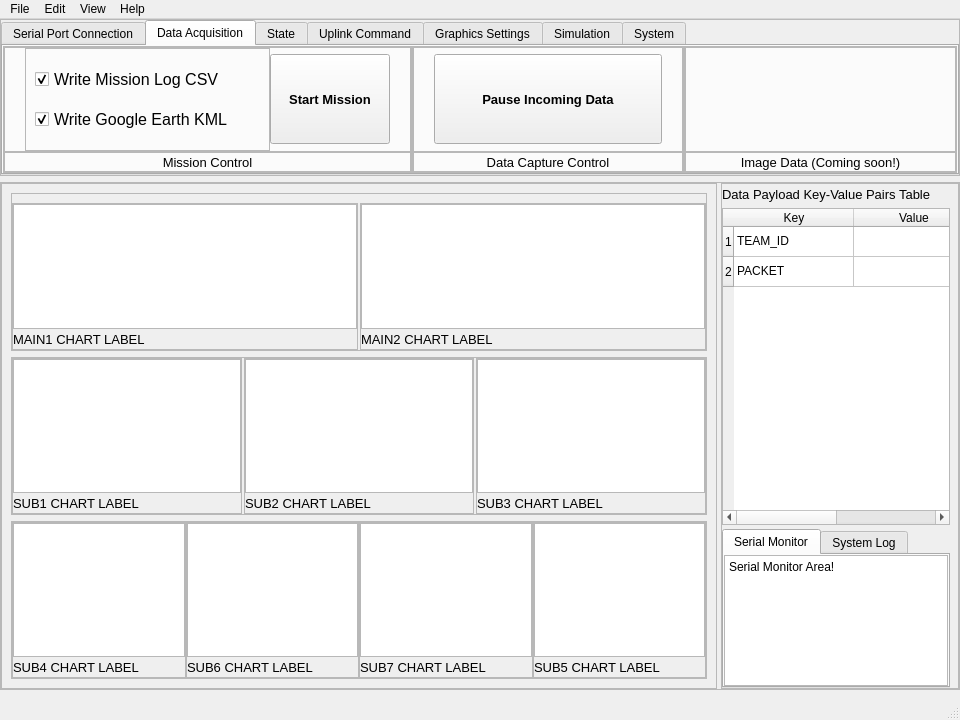
Before: the Qt Designer form gui/cugs_mainwindow.ui in vtneil/cugs-v1, drawn with Qt 5.
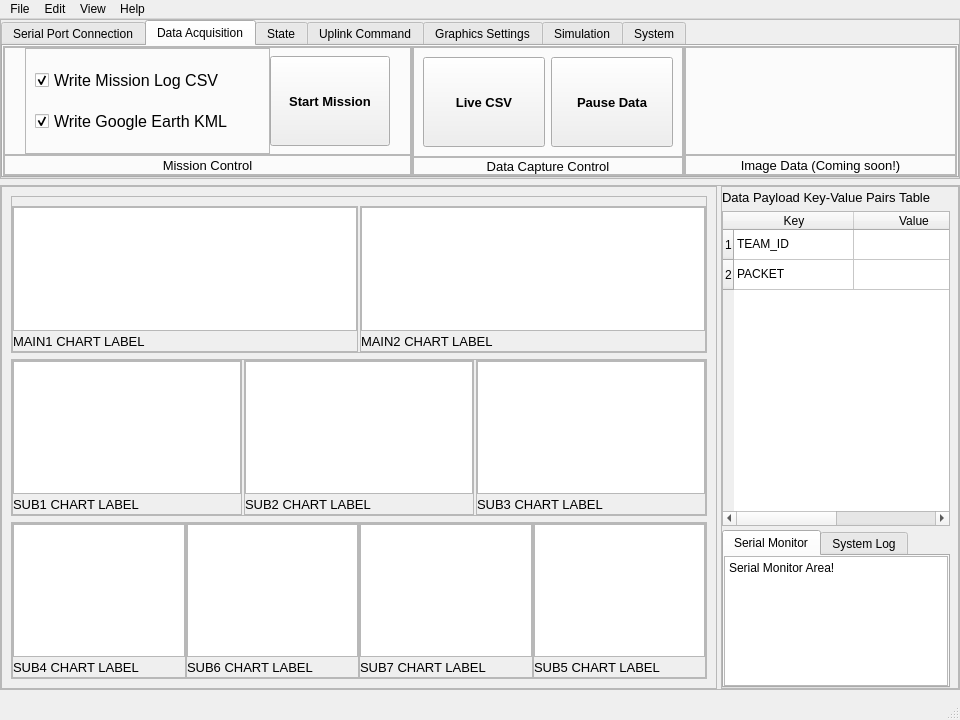
After: the same form once the commit is applied. The open tabs and pages were chosen to show the change.

Patch:
```diff
--- a/gui/cugs_mainwindow.ui
+++ b/gui/cugs_mainwindow.ui
@@ -853,21 +853,47 @@
                  <enum>QFrame::Raised</enum>
                 </property>
                 <layout class="QHBoxLayout" name="horizontalLayout_5">
-                 <property name="spacing">
-                  <number>0</number>
-                 </property>
-                 <property name="leftMargin">
-                  <number>20</number>
-                 </property>
-                 <property name="topMargin">
-                  <number>0</number>
-                 </property>
-                 <property name="rightMargin">
-                  <number>20</number>
-                 </property>
-                 <property name="bottomMargin">
-                  <number>0</number>
-                 </property>
+                 <item>
+                  <widget class="QPushButton" name="btn_csv_live">
+                   <property name="minimumSize">
+                    <size>
+                     <width>100</width>
+                     <height>90</height>
+                    </size>
+                   </property>
+                   <property name="maximumSize">
+                    <size>
+                     <width>300</width>
+                     <height>90</height>
+                    </size>
+                   </property>
+                   <property name="font">
+                    <font>
+                     <pointsize>10</pointsize>
+                     <weight>75</weight>
+                     <bold>true</bold>
+                    </font>
+                   </property>
+                   <property name="cursor">
+                    <cursorShape>PointingHandCursor</cursorShape>
+                   </property>
+                   <property name="text">
+                    <string>Live CSV</string>
+                   </property>
+                   <property name="checkable">
+                    <bool>false</bool>
+                   </property>
+                   <property name="checked">
+                    <bool>false</bool>
+                   </property>
+                   <property name="default">
+                    <bool>false</bool>
+                   </property>
+                   <property name="flat">
+                    <bool>false</bool>
+                   </property>
+                  </widget>
+                 </item>
                  <item>
                   <widget class="QPushButton" name="btn_start_pause_data">
                    <property name="minimumSize">
@@ -893,7 +919,7 @@
                     <cursorShape>PointingHandCursor</cursorShape>
                    </property>
                    <property name="text">
-                    <string>Pause Incoming Data</string>
+                    <string>Pause Data</string>
                    </property>
                    <property name="checkable">
                     <bool>true</bool>
@@ -1858,6 +1884,9 @@
             <property name="styleSheet">
              <string notr="true">font: 11pt &quot;Consolas&quot;;</string>
             </property>
+            <property name="sizeAdjustPolicy">
+             <enum>QAbstractScrollArea::AdjustToContents</enum>
+            </property>
             <property name="showGrid">
              <bool>true</bool>
             </property>
```
Left out of the diff: 6 changed lines with no effect on the pictures.
